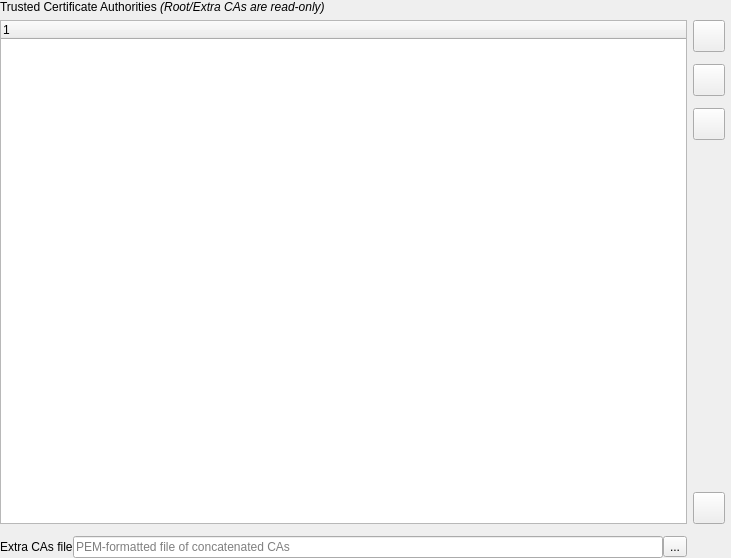
First picture: the form in src/ui/qgsauthenticationauthoritieseditor.ui, repository dakcarto/QGIS-Auth, before the edit.
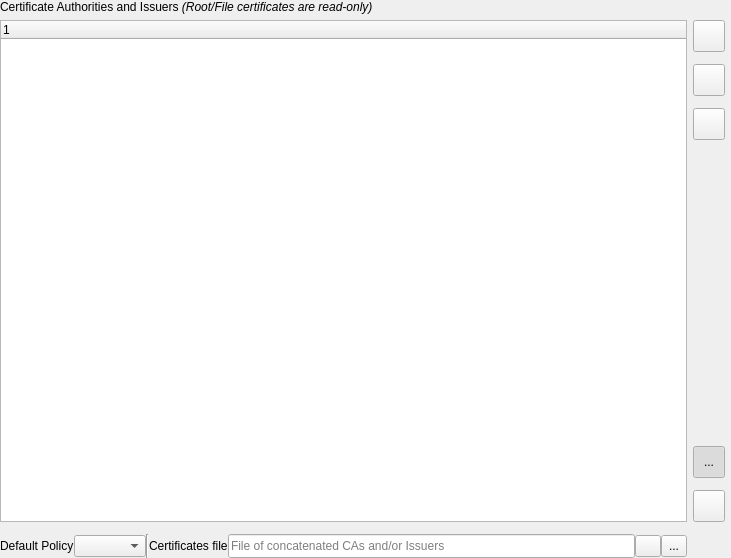
Second picture: the form after the edit. Icons and pictures are not drawn. Custom widgets are drawn as their Qt base class.

Commit message:
Working cert authorities editor with trust policy
- Incomplete certificate info widget output (general/details)
- New widgets for cert info, trust policy selection, and importing
- New utility class for cert static functions

Patch:
```diff
--- a/src/ui/qgsauthenticationauthoritieseditor.ui
+++ b/src/ui/qgsauthenticationauthoritieseditor.ui
@@ -35,7 +35,7 @@
       </sizepolicy>
      </property>
      <property name="text">
-      <string>Trusted Certificate Authorities &lt;i&gt;(Root/Extra CAs are read-only)&lt;/i&gt;</string>
+      <string>Certificate Authorities and Issuers &lt;i&gt;(Root/File certificates are read-only)&lt;/i&gt;</string>
      </property>
     </widget>
    </item>
@@ -52,25 +52,96 @@
      </item>
      <item row="2" column="0">
       <layout class="QHBoxLayout" name="horizontalLayout">
+       <item>
+        <widget class="QLabel" name="label">
+         <property name="text">
+          <string>Default Policy</string>
+         </property>
+        </widget>
+       </item>
+       <item>
+        <widget class="QComboBox" name="cmbDefaultTrustPolicy"/>
+       </item>
+       <item>
+        <widget class="Line" name="line">
+         <property name="orientation">
+          <enum>Qt::Vertical</enum>
+         </property>
+        </widget>
+       </item>
        <item>
         <widget class="QLabel" name="lblCaFile">
          <property name="text">
-          <string>Extra CAs file</string>
+          <string>Certificates file</string>
          </property>
         </widget>
        </item>
        <item>
-        <widget class="QLineEdit" name="leCaFile">
-         <property name="readOnly">
-          <bool>true</bool>
+        <layout class="QHBoxLayout" name="horizontalLayout_2">
+         <property name="spacing">
+          <number>0</number>
          </property>
-         <property name="placeholderText">
-          <string>PEM-formatted file of concatenated CAs</string>
-         </property>
-        </widget>
+         <item>
+          <widget class="QLineEdit" name="leCaFile">
+           <property name="minimumSize">
+            <size>
+             <width>125</width>
+             <height>24</height>
+            </size>
+           </property>
+           <property name="readOnly">
+            <bool>true</bool>
+           </property>
+           <property name="placeholderText">
+            <string>File of concatenated CAs and/or Issuers</string>
+           </property>
+          </widget>
+         </item>
+         <item>
+          <widget class="QToolButton" name="btnCaFileClear">
+           <property name="minimumSize">
+            <size>
+             <width>26</width>
+             <height>22</height>
+            </size>
+           </property>
+           <property name="maximumSize">
+            <size>
+             <width>26</width>
+             <height>22</height>
+            </size>
+           </property>
+           <property name="text">
+            <string/>
+           </property>
+           <property name="icon">
+            <iconset resource="../../images/images.qrc">
+             <normaloff>:/images/themes/default/mIconClose.png</normaloff>:/images/themes/default/mIconClose.png</iconset>
+           </property>
+           <property name="iconSize">
+            <size>
+             <width>14</width>
+             <height>14</height>
+            </size>
+           </property>
+          </widget>
+         </item>
+        </layout>
        </item>
        <item>
         <widget class="QToolButton" name="btnCaFile">
+         <property name="minimumSize">
+          <size>
+           <width>26</width>
+           <height>22</height>
+          </size>
+         </property>
+         <property name="maximumSize">
+          <size>
+           <width>26</width>
+           <height>22</height>
+          </size>
+         </property>
          <property name="text">
           <string>...</string>
          </property>
@@ -171,6 +242,38 @@
          </property>
         </spacer>
        </item>
+       <item>
+        <widget class="QToolButton" name="btnGroupByOrg">
+         <property name="minimumSize">
+          <size>
+           <width>32</width>
+           <height>32</height>
+          </size>
+         </property>
+         <property name="toolTip">
+          <string>Group by organization</string>
+         </property>
+         <property name="text">
+          <string>...</string>
+         </property>
+         <property name="icon">
+          <iconset resource="../../images/images.qrc">
+           <normaloff>:/images/themes/default/mActionFilter.svg</normaloff>:/images/themes/default/mActionFilter.svg</iconset>
+         </property>
+         <property name="iconSize">
+          <size>
+           <width>20</width>
+           <height>20</height>
+          </size>
+         </property>
+         <property name="checkable">
+          <bool>true</bool>
+         </property>
+         <property name="checked">
+          <bool>true</bool>
+         </property>
+        </widget>
+       </item>
        <item>
         <widget class="QToolButton" name="btnViewRefresh">
          <property name="minimumSize">
```
Left out of the diff: 15 changed lines with no effect on the pictures. The commit also changes 21 other files.
